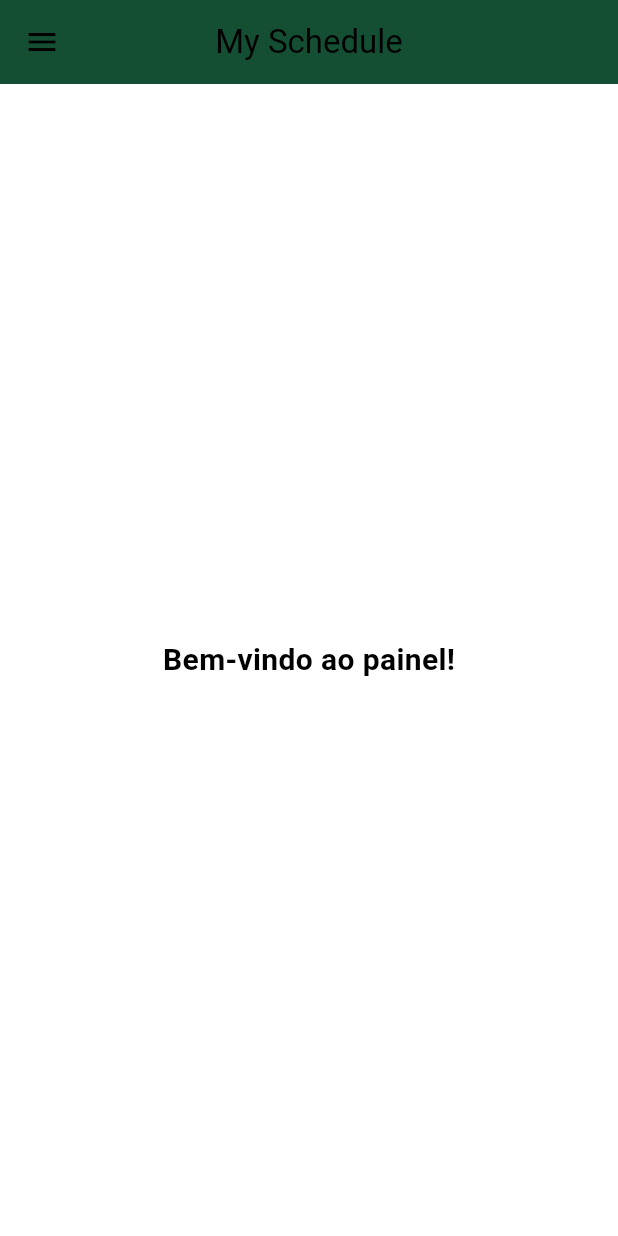
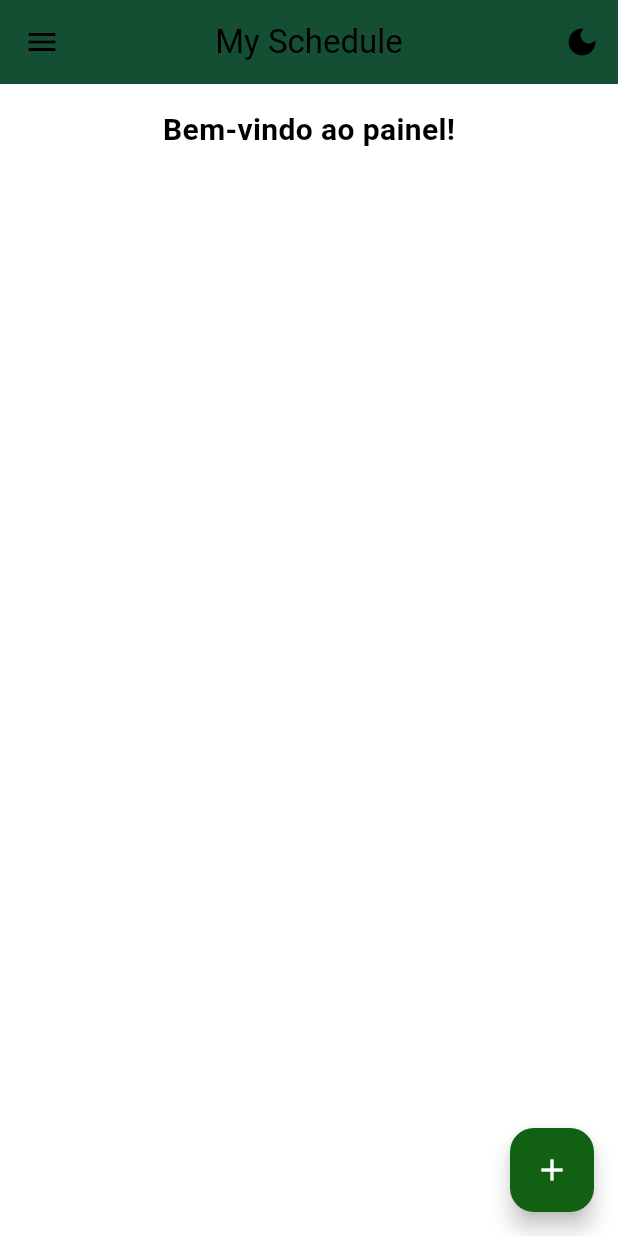
Before and after one commit to GabrielG777/MySchedule, a Flutter app: the screen it shows after launch, after a tap on "Vamos lá", on a phone screen of 412 x 824 dp. Run offline on Flutter 3.47's test engine with Material 3 defaults, Android fonts, the phone set to English and light mode, and no system bars.

Commit message:
subindo fase final

```diff
--- /dev/null
+++ b/lib/controller/theme_controller.dart
@@ -0,0 +1,15 @@
+import 'package:flutter/material.dart';
+
+class ThemeController extends ChangeNotifier {
+  ThemeMode _themeMode = ThemeMode.light;
+
+  ThemeMode get themeMode => _themeMode;
+
+  void toggleTheme() {
+    _themeMode =
+        _themeMode == ThemeMode.light ? ThemeMode.dark : ThemeMode.light;
+    notifyListeners();
+  }
+
+  bool get isDarkMode => _themeMode == ThemeMode.dark;
+}
--- a/lib/main.dart
+++ b/lib/main.dart
@@ -1,9 +1,21 @@
 import 'package:flutter/material.dart';
+import 'package:my_schedule/controller/task_controller.dart';
+import 'package:my_schedule/controller/theme_controller.dart';
 import 'package:my_schedule/pages/inicial_page.dart';
+import 'package:my_schedule/pages/pages_internas/add_task_page.dart';
 import 'package:my_schedule/utils/app_theme.dart';
+import 'package:provider/provider.dart';
 
 void main() {
-  runApp(const MyApp());
+  runApp(
+    MultiProvider(
+      providers: [
+        ChangeNotifierProvider(create: (_) => ThemeController()),
+        ChangeNotifierProvider(create: (_) => TaskController()),
+      ],
+      child: const MyApp(),
+    ),
+  );
 }
 
 class MyApp extends StatelessWidget {
@@ -11,13 +23,16 @@ class MyApp extends StatelessWidget {
 
   @override
   Widget build(BuildContext context) {
+    final themeController = Provider.of<ThemeController>(context);
+
     return MaterialApp(
+      title: 'My Schedule',
       debugShowCheckedModeBanner: false,
-      title: 'MySchedule',
       theme: AppTheme.lightTheme,
       darkTheme: AppTheme.darkTheme,
-      themeMode: ThemeMode.system,
-      home: InicialPage(),
+      themeMode: themeController.themeMode,
+      home: const InicialPage(),
+      routes: {'/nova-tarefa': (context) => AddTaskPage()},
     );
   }
 }
--- /dev/null
+++ b/lib/models/task.dart
@@ -0,0 +1,11 @@
+class Task {
+  final String title;
+  final DateTime dateTime;
+  final String description;
+
+  Task({
+    required this.title,
+    required this.dateTime,
+    required this.description,
+  });
+}
--- a/lib/pages/dashBoard_page.dart
+++ b/lib/pages/dashBoard_page.dart
@@ -1,4 +1,9 @@
 import 'package:flutter/material.dart';
+import 'package:my_schedule/controller/task_controller.dart';
+import 'package:my_schedule/controller/theme_controller.dart';
+import 'package:my_schedule/models/task.dart';
+import 'package:my_schedule/pages/inicial_page.dart';
+import 'package:provider/provider.dart';
 
 class DashboardPage extends StatefulWidget {
   const DashboardPage({super.key});
@@ -13,10 +18,23 @@ class _DashboardPageState extends State<DashboardPage> {
     final theme = Theme.of(context);
     final primaryColor = theme.primaryColor;
     final textColor = theme.textTheme.bodyLarge?.color ?? Colors.black;
+    final taskController = Provider.of<TaskController>(context);
+    final tasks = List<Task>.from(taskController.tasks);
+    final themeController = Provider.of<ThemeController>(context);
+
+    tasks.sort((a, b) => a.dateTime.compareTo(b.dateTime));
 
     return Scaffold(
       appBar: AppBar(
         title: const Text("My Schedule"),
+        actions: [
+          IconButton(
+            icon: Icon(
+              themeController.isDarkMode ? Icons.light_mode : Icons.dark_mode,
+            ),
+            onPressed: () => themeController.toggleTheme(),
+          ),
+        ],
         backgroundColor: primaryColor,
         foregroundColor: theme.appBarTheme.foregroundColor,
       ),
@@ -46,13 +64,24 @@ class _DashboardPageState extends State<DashboardPage> {
             ListTile(
               leading: Icon(Icons.logout, color: primaryColor),
               title: Text('Sair', style: TextStyle(color: textColor)),
-              onTap: () {},
+              onTap: () {
+                Navigator.pushAndRemoveUntil(
+                  context,
+                  MaterialPageRoute(builder: (_) => const InicialPage()),
+                  (route) => false,
+                );
+              },
             ),
           ],
         ),
       ),
-      body: Center(
-        child: Text(
+      body: Stack(
+        children: [
+          Padding(
+            padding: const EdgeInsets.all(16),
+            child: Column(
+              children: [
+                Text(
                   "Bem-vindo ao painel!",
                   style: TextStyle(
                     fontSize: 20,
@@ -60,6 +89,63 @@ class _DashboardPageState extends State<DashboardPage> {
                     fontWeight: FontWeight.w600,
                   ),
                 ),
+                const SizedBox(height: 20),
+                Expanded(
+                  child: ListView.builder(
+                    itemCount: tasks.length,
+                    itemBuilder: (context, index) {
+                      final task = tasks[index];
+                      final date =
+                          '${task.dateTime.day.toString().padLeft(2, '0')}/${task.dateTime.month.toString().padLeft(2, '0')}/${task.dateTime.year}';
+                      final time =
+                          '${task.dateTime.hour.toString().padLeft(2, '0')}:${task.dateTime.minute.toString().padLeft(2, '0')}';
+                      return Card(
+                        margin: const EdgeInsets.symmetric(vertical: 8),
+                        child: ListTile(
+                          title: Text('${task.title} - $date - $time'),
+                          trailing: IconButton(
+                            onPressed: () {
+                              taskController.removedTask(task);
+                            },
+                            icon: Icon(Icons.delete),
+                          ),
+                          onTap: () {
+                            Provider.of<TaskController>(
+                              context,
+                              listen: false,
+                            ).showTaskDetails(context, task);
+                          },
+                        ),
+                      );
+                    },
+                  ),
+                ),
+              ],
+            ),
+          ),
+          Align(
+            alignment: Alignment.bottomRight,
+            child: Padding(
+              padding: const EdgeInsets.all(16.0),
+              child: Tooltip(
+                message: 'Adicionar tarefa',
+                child: FloatingActionButton(
+                  onPressed: () async {
+                    final newTask = await Navigator.pushNamed(
+                      context,
+                      '/nova-tarefa',
+                    );
+                    if (newTask != null && newTask is Task) {
+                      taskController.addTask(newTask);
+                    }
+                  },
+                  tooltip: 'Adicionar tarefa',
+                  child: Icon(Icons.add),
+                ),
+              ),
+            ),
+          ),
+        ],
       ),
     );
   }
--- a/pubspec.yaml
+++ b/pubspec.yaml
@@ -14,6 +14,8 @@ dependencies:
   flutter:
     sdk: flutter
 
+  provider: ^6.0.5
+  intl: ^0.18.1
   cupertino_icons: ^1.0.8
 
 dev_dependencies:
```
Also changed, not shown: lib/controller/task_controller.dart (added, +55 -0 lines), lib/pages/pages_internas/add_task_page.dart (added, +121 -0 lines), image-1.png (added), image-2.png (added), image-3.png (added), image-4.png (added), image-5.png (added), image-6.png (added), image-7.png (added), image.png (added), pubspec.lock, 1 other file. Lines whose indentation alone changed are shown as unchanged.
